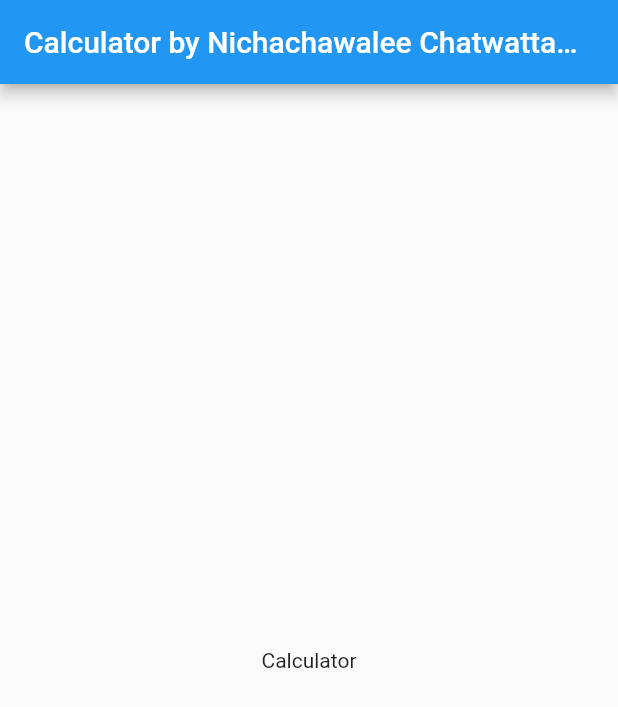
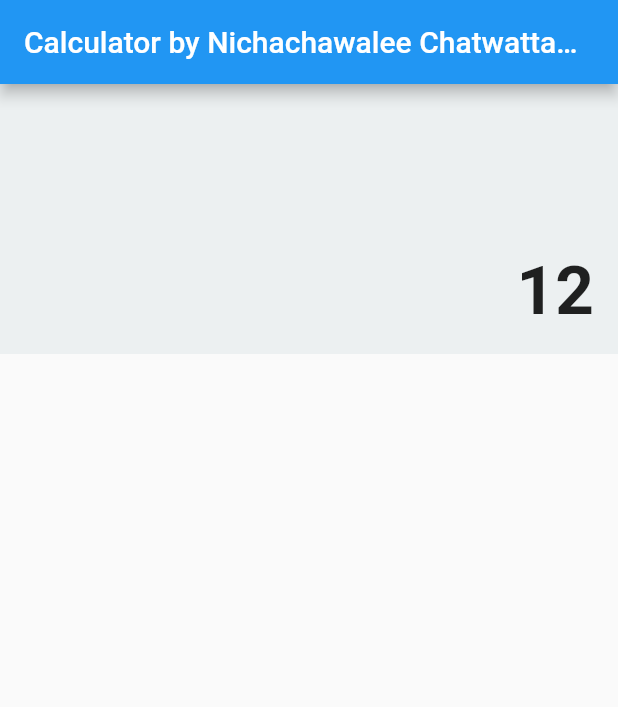
Before and after one commit to milkpanth/Calculator_flutter, a Flutter app: the screen it shows after launch, on a phone screen of 412 x 824 dp. Shown: the top 707 px of the screen. Run offline on Flutter 3.47's test engine with Material 2 defaults, Android fonts, the phone set to English and light mode, and no system bars.

Commit message:
answer blank

```diff
--- a/lib/main.dart
+++ b/lib/main.dart
@@ -24,11 +24,24 @@ class CalculatorState extends State<Calculator>{
       appBar: AppBar(title: Text("Calculator by Nichachawalee Chatwattananon 6035512029"),),
       body: Center(
         child: Column(
-          mainAxisAlignment: MainAxisAlignment.center,
+          crossAxisAlignment: CrossAxisAlignment.start,
+          //mainAxisAlignment: MainAxisAlignment.center,
           children: <Widget>[
-          Text("Calculator"),
+          buildAnswer(),
         ],)
       )
     );
   }
 }
+
+Widget buildAnswer() {
+    return Container(
+        padding: EdgeInsets.all(16),
+        constraints: BoxConstraints.expand(height: 180),
+        color: Color(0xffecf0f1),
+        child: Align(
+            alignment: Alignment.bottomRight,
+            child: Column(mainAxisSize: MainAxisSize.min, children: <Widget>[
+              Text("12", style: TextStyle(fontSize: 45, fontWeight: FontWeight.bold)),
+            ])));
+  }
```
